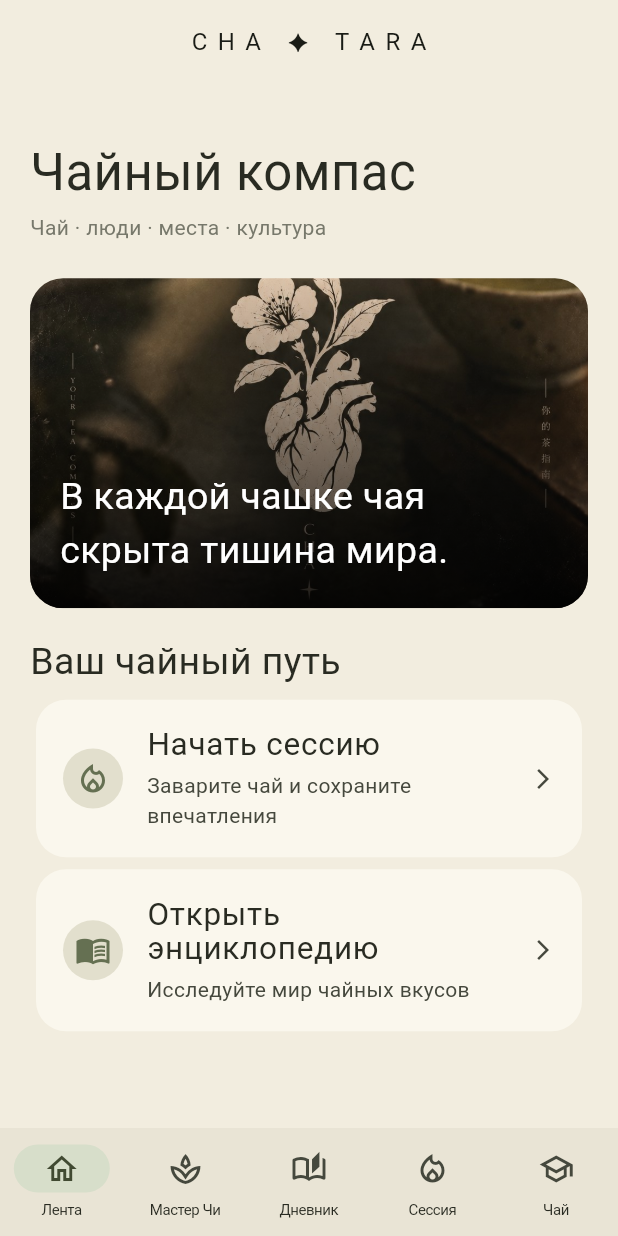
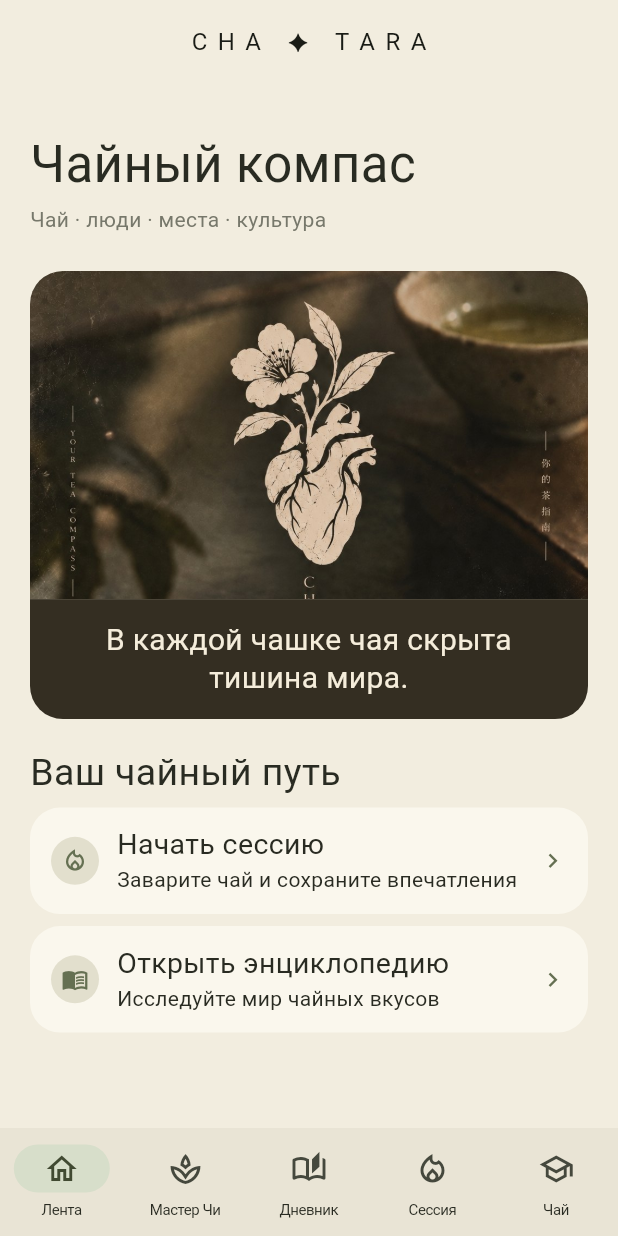
Before and after one commit to cha-tara/cha-tara.github.io, a Flutter app: the screen it shows after launch, on a phone screen of 412 x 824 dp. Run offline on Flutter 3.47's test engine with Material 3 defaults, Android fonts, the phone set to English and light mode, and no system bars; our stand-ins replace shared_preferences; accounts and stored records are empty; Roboto replaces fonts that are missing (Georgia).

Commit message:
Fix mobile home artwork and encyclopedia cards

```diff
--- a/lib/main.dart
+++ b/lib/main.dart
@@ -22,7 +22,109 @@ void category(int i){Navigator.push(context,MaterialPageRoute(builder:(ctx)=>Sca
 TextStyle serif(double size,{Color color=ink})=>TextStyle(fontFamily:'Georgia',fontSize:size,color:color,height:1.08);
 Widget heading(String title,String subtitle)=>Column(crossAxisAlignment:CrossAxisAlignment.start,children:[Text(title,style:serif(34)),const SizedBox(height:8),Text(subtitle,style:const TextStyle(color:Color(0xff77786b),fontSize:14)),const SizedBox(height:24)]);
 Widget block(String title,String sub,IconData icon,VoidCallback onTap)=>Card(child:ListTile(contentPadding:const EdgeInsets.symmetric(horizontal:18,vertical:10),leading:CircleAvatar(backgroundColor:const Color(0xffe2dfcd),child:Icon(icon,color:green)),title:Text(title,style:serif(21)),subtitle:Padding(padding:const EdgeInsets.only(top:6),child:Text(sub)),trailing:const Icon(Icons.arrow_forward_ios,size:16),onTap:onTap));
-Widget home()=>Column(crossAxisAlignment:CrossAxisAlignment.start,children:[heading('Чайный компас','Чай · люди · места · культура'),ClipRRect(borderRadius:BorderRadius.circular(22),child:Stack(alignment:Alignment.bottomLeft,children:[Image.asset('assets/brand.jpg',height:220,width:double.infinity,fit:BoxFit.cover),Container(height:220,decoration:const BoxDecoration(gradient:LinearGradient(begin:Alignment.topCenter,end:Alignment.bottomCenter,colors:[Colors.transparent,Colors.black87]))),const Padding(padding:EdgeInsets.all(20),child:Text('В каждой чашке чая\nскрыта тишина мира.',style:TextStyle(fontFamily:'Georgia',fontSize:25,color:Colors.white)))])),const SizedBox(height:22),Text('Ваш чайный путь',style:serif(25)),const SizedBox(height:8),block('Начать сессию','Заварите чай и сохраните впечатления',Icons.local_fire_department_outlined,()=>setState(()=>page=3)),block('Открыть энциклопедию','Исследуйте мир чайных вкусов',Icons.menu_book_outlined,()=>setState(()=>page=4)),if(FeedApi.enabled) ...[const SizedBox(height:24),const SocialFeed()]]);
+Widget homeAction(
+  String title,
+  String subtitle,
+  IconData icon,
+  VoidCallback onTap,
+) {
+  return Card(
+    margin: const EdgeInsets.only(bottom: 8),
+    clipBehavior: Clip.antiAlias,
+    child: InkWell(
+      onTap: onTap,
+      child: Padding(
+        padding: const EdgeInsets.symmetric(horizontal: 14, vertical: 14),
+        child: LayoutBuilder(builder: (context, constraints) {
+          final compact = constraints.maxWidth < 252 ||
+              MediaQuery.textScalerOf(context).scale(19) > 23;
+          final badge = CircleAvatar(
+            radius: 16,
+            backgroundColor: const Color(0xffe2dfcd),
+            child: Icon(icon, size: 18, color: green),
+          );
+          const arrow = Icon(Icons.chevron_right, size: 19, color: green);
+          final copy = Column(
+            crossAxisAlignment: CrossAxisAlignment.start,
+            children: [
+              Text(title, style: serif(19)),
+              const SizedBox(height: 4),
+              Text(subtitle, style: const TextStyle(fontSize: 14, height: 1.3)),
+            ],
+          );
+          if (compact) {
+            return Column(
+              crossAxisAlignment: CrossAxisAlignment.start,
+              children: [
+                Row(mainAxisAlignment: MainAxisAlignment.spaceBetween, children: [badge, arrow]),
+                const SizedBox(height: 8),
+                copy,
+              ],
+            );
+          }
+          return Row(children: [
+            badge,
+            const SizedBox(width: 12),
+            Expanded(child: copy),
+            const SizedBox(width: 8),
+            arrow,
+          ]);
+        }),
+      ),
+    ),
+  );
+}
+
+Widget home() => Column(
+  crossAxisAlignment: CrossAxisAlignment.stretch,
+  children: [
+    heading('Чайный компас', 'Чай · люди · места · культура'),
+    ClipRRect(
+      borderRadius: BorderRadius.circular(22),
+      child: Column(
+        crossAxisAlignment: CrossAxisAlignment.stretch,
+        children: [
+          AspectRatio(
+            aspectRatio: 1.7,
+            child: Image.asset(
+              'assets/brand.jpg',
+              fit: BoxFit.cover,
+              alignment: const Alignment(0, -.24),
+              excludeFromSemantics: true,
+            ),
+          ),
+          ColoredBox(
+            color: const Color(0xff342e22),
+            child: Padding(
+              padding: const EdgeInsets.symmetric(horizontal: 16, vertical: 15),
+              child: Text(
+                'В каждой чашке чая скрыта тишина мира.',
+                textAlign: TextAlign.center,
+                style: serif(20, color: const Color(0xfff5eddb)).copyWith(height: 1.25),
+              ),
+            ),
+          ),
+        ],
+      ),
+    ),
+    const SizedBox(height: 22),
+    Text('Ваш чайный путь', style: serif(25)),
+    const SizedBox(height: 10),
+    homeAction(
+      'Начать сессию',
+      'Заварите чай и сохраните впечатления',
+      Icons.local_fire_department_outlined,
+      () => setState(() => page = 3),
+    ),
+    homeAction(
+      'Открыть энциклопедию',
+      'Исследуйте мир чайных вкусов',
+      Icons.menu_book_outlined,
+      () => setState(() => page = 4),
+    ),
+    if (FeedApi.enabled) ...[const SizedBox(height: 16), const SocialFeed()],
+  ],
+);
 Widget master()=>Column(crossAxisAlignment:CrossAxisAlignment.start,children:[heading('Мастер Чи','Ваш проводник в мире чая'),Card(child:Padding(padding:const EdgeInsets.all(22),child:Column(crossAxisAlignment:CrossAxisAlignment.start,children:[Text('Чай начинается\nс внимания.',style:serif(28)),const SizedBox(height:12),const Text('Выберите чай в энциклопедии, а затем запишите свои ощущения после каждого пролива.'),const SizedBox(height:12),TextButton(onPressed:()=>setState(()=>page=4),child:const Text('Выбрать чай →'))]))),const SizedBox(height:20),Text('Скоро появится',style:serif(22)),block('Распознать по фото','Помощь с чаем и этикеткой',Icons.camera_alt_outlined,coming),block('Подобрать чай','Чай под ваше настроение',Icons.spa_outlined,coming),block('Задать вопрос','Поговорить с Мастером Чи',Icons.chat_bubble_outline,coming)]);
 void coming()=>ScaffoldMessenger.of(context).showSnackBar(const SnackBar(content:Text('Эта возможность появится позже')));
 Future<void> shareEntry(Map<String, dynamic> entry) async {
```
